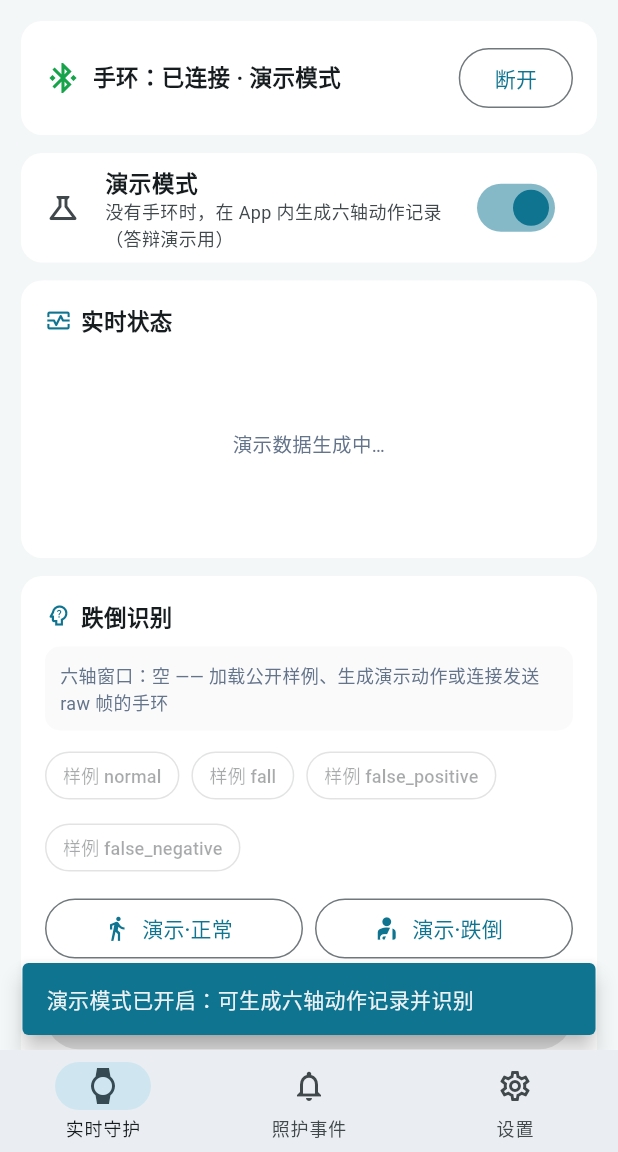
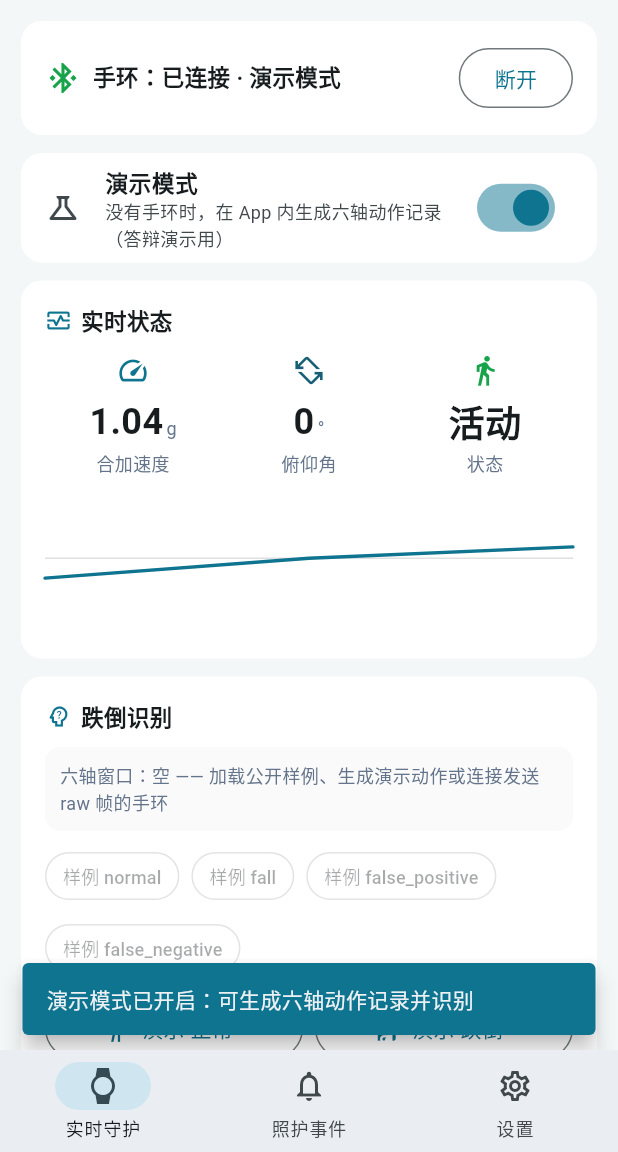
Before and after one commit to AmdirLeo/AI-Smart-Wristband, a Flutter app: the screen it shows after launch, after a tap on "扫描并连接", after a tap on "演示模式", on a phone screen of 412 x 824 dp, the part 84-1236 px from its top. Run offline on Flutter 3.47's test engine with Material 3 defaults, Android fonts, the phone set to English and light mode, and no system bars; our stand-ins replace flutter_blue_plus, flutter_tts, package_info_plus, permission_handler, shared_preferences; network calls fail.

Commit message:
Update app to v0.2.1 and add wristband firmware + BLE protocol doc
App:
- Live metrics derived from 20Hz raw six-axis frames (st frame carries battery only)
- Scan filter relaxed to 'yian' prefix (advertising name truncation)
- About page shows real build version (package_info_plus)
- Demo mode refresh 400ms; gradle China mirrors; cleartext HTTP for LAN debugging

Firmware (yianband_example, Seeeduino:nrf52 + Bluefruit52Lib):
- 20Hz raw six-axis frames + 0.5Hz state frames over NUS
- <=20B chunked BLE writes with backpressure (fixes frame truncation)
- Fall pre-screening (impact + stillness), SOS/cancel buttons

Docs: BLE frame protocol (docs/BLE通信协议.md)

```diff
--- a/app/lib/ble/ble_service.dart
+++ b/app/lib/ble/ble_service.dart
@@ -12,7 +12,7 @@ enum BandConnState { disconnected, scanning, connecting, connected }
 /// BLE 服务：扫描名为 YianBand* 的手环，连接 Nordic UART Service 收发帧。
 /// 所有 flutter_blue_plus 细节都封装在这里，App 其余部分只认 frames 流和状态。
 class BleService {
-  static const advPrefix = 'yianband';
+  static const advPrefix = 'yian';
   static const svcUuid = '6e400001-b5a3-f393-e0a9-e50e24dcca9e';
   static const txUuid = '6e400003-b5a3-f393-e0a9-e50e24dcca9e'; // 手环→手机 Notify
   static const rxUuid = '6e400002-b5a3-f393-e0a9-e50e24dcca9e'; // 手机→手环 Write
--- a/app/lib/services/demo_engine.dart
+++ b/app/lib/services/demo_engine.dart
@@ -22,7 +22,7 @@ class DemoEngine {
 
   void start() {
     stop();
-    _timer = Timer.periodic(const Duration(seconds: 2), (_) {
+    _timer = Timer.periodic(const Duration(milliseconds: 400), (_) {
       _tick();
       _ctrl.add(_stateFrame());
     });
@@ -38,7 +38,7 @@ class DemoEngine {
     _p = max(-60, min(60, _p + _rng.nextDouble() * 16 - 8));
     _r = max(-60, min(60, _r + _rng.nextDouble() * 16 - 8));
     _seq += 1;
-    if (_seq % 30 == 0 && _bat > 5) _bat -= 1;
+    if (_seq % 150 == 0 && _bat > 5) _bat -= 1; // 400ms 一帧，约每分钟掉 1%
   }
 
   Map<String, dynamic> _stateFrame() {
--- a/app/lib/state/app_state.dart
+++ b/app/lib/state/app_state.dart
@@ -1,4 +1,5 @@
 import 'dart:async';
+import 'dart:math';
 
 import 'package:flutter/foundation.dart';
 import 'package:shared_preferences/shared_preferences.dart';
@@ -52,6 +53,7 @@ class AppState extends ChangeNotifier {
   final List<Recognition> events = []; // 本会话识别产生的事件（服务端无历史查询接口）
   MsEvent? activeEvent; // 正在弹窗确认的事件
   Timer? _poll;
+  int? _lastBattery; // 电量只随 st 帧更新（0.5Hz），实时指标从 20Hz raw 帧推导
 
   // —— 一次性提示（UI 消费后 clearMessages） ——
   String? lastError;
@@ -193,11 +195,6 @@ class AppState extends ChangeNotifier {
   // ———————————————— 帧处理（BLE 与演示共用） ————————————————
   void _onFrame(BandFrame f) {
     switch (f.type) {
-      case 'st':
-        samples.add(BandSample.fromJson(f.raw));
-        if (samples.length > _maxSamples) {
-          samples.removeRange(0, samples.length - _maxSamples);
-        }
       case 'raw':
         // 固件按 ≥14Hz 发送的原始六轴帧（列序同 docs/API.md）
         final row = f.arr('s');
@@ -205,12 +202,39 @@ class AppState extends ChangeNotifier {
           if (rawSource != '手环六轴') {
             rawWindow.clear();
             rawSource = '手环六轴';
+            samples.clear(); // 切到 raw 流后，实时指标改由 raw 推导
           }
           rawWindow.add(row);
           // 只保留最近约 19 秒，保证识别窗口在 10–20 秒契约内
           while (rawWindow.length > 2 &&
               rawWindow.last[0] - rawWindow.first[0] > 19.5) {
             rawWindow.removeAt(0);
+          }
+          // 实时指标从六轴推导（20Hz 刷新，st 帧只负责电量）
+          final ax = row[1], ay = row[2], az = row[3];
+          final g = sqrt(ax * ax + ay * ay + az * az);
+          final pitch = atan2(-ax, sqrt(ay * ay + az * az)) * 180 / pi;
+          final roll = atan2(ay, az) * 180 / pi;
+          samples.add(BandSample(
+            g: double.parse(g.toStringAsFixed(2)),
+            pitch: double.parse(pitch.toStringAsFixed(1)),
+            roll: double.parse(roll.toStringAsFixed(1)),
+            still: (g - 1).abs() < 0.12,
+            battery: _lastBattery,
+          ));
+          if (samples.length > _maxSamples) {
+            samples.removeRange(0, samples.length - _maxSamples);
+          }
+        }
+      case 'st':
+        final s = BandSample.fromJson(f.raw);
+        _lastBattery = s.battery ?? _lastBattery;
+        // 有 raw 流时实时页已由 raw 推导（20Hz），st 只更新电量；
+        // 没有 raw 流（演示模式）时退回 st 刷新
+        if (rawSource != '手环六轴') {
+          samples.add(s);
+          if (samples.length > _maxSamples) {
+            samples.removeRange(0, samples.length - _maxSamples);
           }
         }
     }
--- a/app/lib/ui/settings_tab.dart
+++ b/app/lib/ui/settings_tab.dart
@@ -1,4 +1,5 @@
 import 'package:flutter/material.dart';
+import 'package:package_info_plus/package_info_plus.dart';
 import 'package:provider/provider.dart';
 
 import '../ble/ble_service.dart';
@@ -17,6 +18,15 @@ class _SettingsTabState extends State<SettingsTab> {
   late final _server = TextEditingController(text: '');
   late final _token = TextEditingController(text: '');
   bool _inited = false;
+  String _version = '';
+
+  @override
+  void initState() {
+    super.initState();
+    PackageInfo.fromPlatform().then((v) {
+      if (mounted) setState(() => _version = v.version);
+    });
+  }
 
   @override
   Widget build(BuildContext context) {
@@ -97,11 +107,11 @@ class _SettingsTabState extends State<SettingsTab> {
           ),
         ),
         const SizedBox(height: 12),
-        const _Card(
+        _Card(
           title: '关于',
           icon: Icons.info_outline,
           child: Text(
-            '颐安云护 App v0.2.0（对接 model_service 整段推理演示）\n\n'
+            '颐安云护 App v$_version（对接 model_service 整段推理演示）\n\n'
             '· 接口契约：仓库 docs/API.md（先公开样例联调，再接 BLE 数据）\n'
             '· 识别输入：10–20 秒六轴记录（20/50Hz，单位秒、g、°/s）\n'
             '· 事件流程：疑似跌倒 → deadline 内确认 safe / help，超时为模拟通知\n'
--- a/app/pubspec.yaml
+++ b/app/pubspec.yaml
@@ -1,7 +1,7 @@
 name: yian_app
 description: "颐安云护 · AI 智能照护手环 App：BLE 接收手环数据，云端照护 API，预留 AI 分析接入。"
 publish_to: "none"
-version: 0.1.0+1
+version: 0.2.1+3
 
 environment:
   sdk: "^3.5.0"
@@ -23,6 +23,7 @@ dependencies:
   permission_handler: ^11.3.1
   # 日期格式化
   intl: ^0.19.0
+  package_info_plus: ^10.2.2
 
 dev_dependencies:
   flutter_test:
```
Also changed, not shown: app/pubspec.lock, 3 other files.
